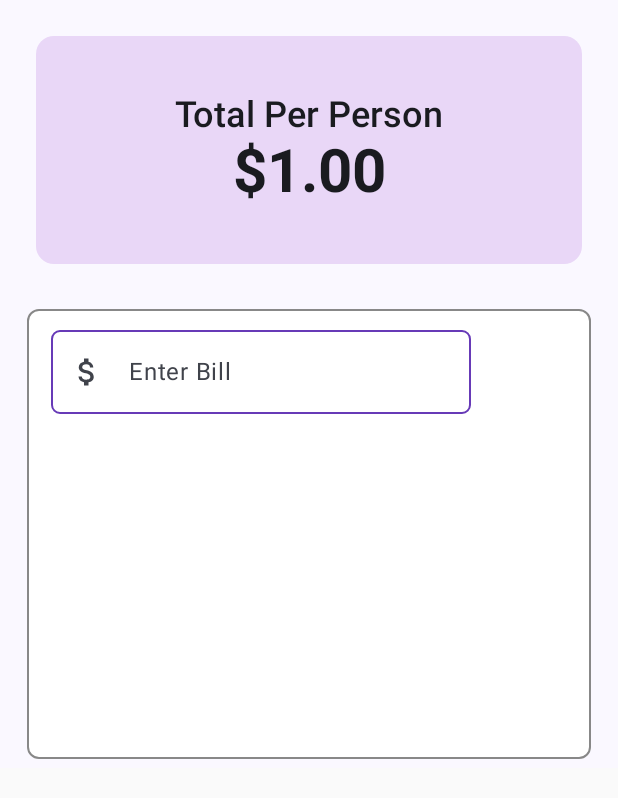
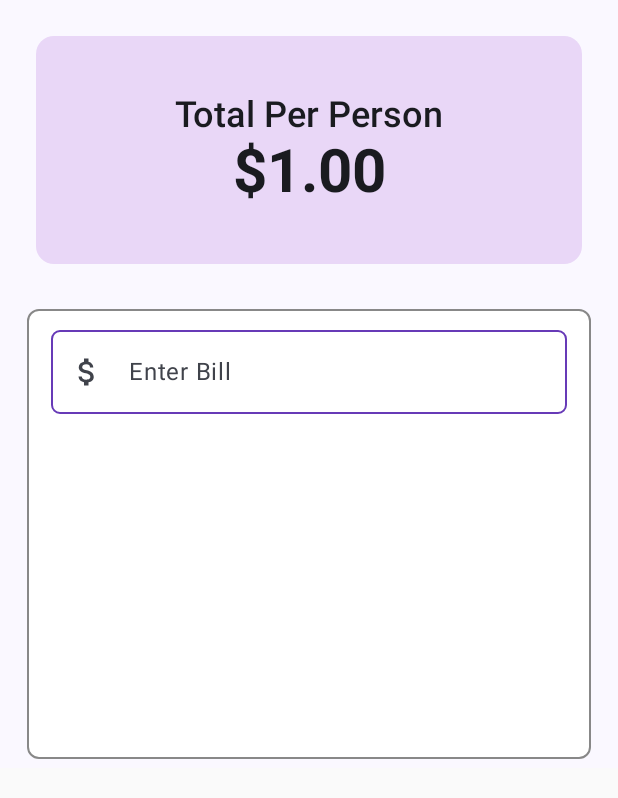
Before and after one commit to coderprem/jetpack-tip-calculator, an Android app built with Jetpack Compose: the screen it shows after launch (MainActivity), on a phone screen of 412 x 824 dp. Shown: the top 798 px of the screen. Run offline under Robolectric (Android 15) with nearby library versions, the phone set to English and light mode, and no system bars.

Commit message:
changed outLinedTextField width to max

```diff
--- a/app/src/main/java/com/example/tipcalculator/components/Components.kt
+++ b/app/src/main/java/com/example/tipcalculator/components/Components.kt
@@ -1,5 +1,7 @@
 package com.example.tipcalculator.components
 
+import androidx.compose.foundation.layout.fillMaxSize
+import androidx.compose.foundation.layout.fillMaxWidth
 import androidx.compose.foundation.layout.padding
 import androidx.compose.foundation.shape.CornerSize
 import androidx.compose.foundation.shape.RoundedCornerShape
@@ -42,7 +44,7 @@ fun InputField(
     onAction: KeyboardActions = KeyboardActions.Default
 ) {
     OutlinedTextField(
-        modifier = modifier.padding(bottom = 10.dp, start = 10.dp, end = 10.dp),
+        modifier = modifier.padding(bottom = 10.dp, start = 10.dp, end = 10.dp).fillMaxWidth(),
         value = valueState.value,
         onValueChange = { valueState.value = it },
         label = { Text(text = labelId) },
```
